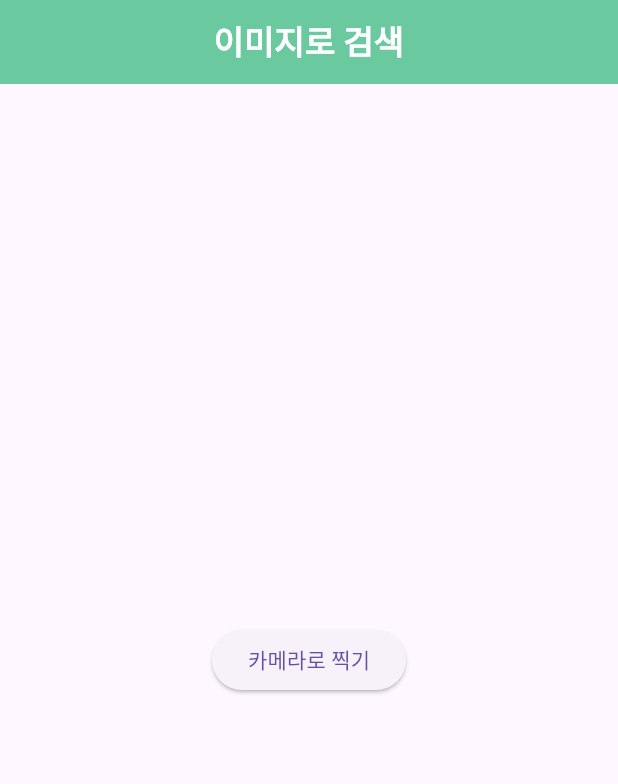
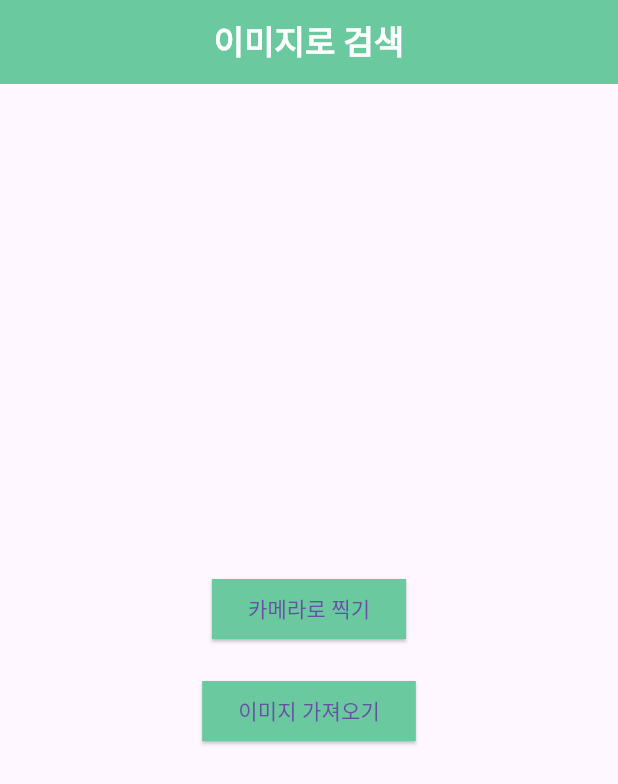
Before and after one commit to junhuihi/yoloTest, a Flutter app: the CameraScreen screen opened directly, after a tap on "카메라로 찍기", on a phone screen of 412 x 824 dp. Shown: the top 784 px of the screen. Run offline on Flutter 3.47's test engine with Material 3 defaults, Android fonts, the phone set to English and light mode, and no system bars; our stand-ins replace carousel_slider, image_picker.

Commit message:
이현수이미지가져오기기능과 이미지인식오류버튼 추가

```diff
--- a/lib/imageSearch/imageSearchPage.dart
+++ b/lib/imageSearch/imageSearchPage.dart
@@ -5,10 +5,22 @@ import 'camera_result.dart';
 class CameraScreen extends StatelessWidget {
   final ImagePicker _picker = ImagePicker();
 
-  @override
   Future<void> _takePicture(BuildContext context) async {
     final XFile? pickedFile =
-        await _picker.pickImage(source: ImageSource.camera);
+    await _picker.pickImage(source: ImageSource.camera);
+    if (pickedFile != null) {
+      Navigator.push(
+        context,
+        MaterialPageRoute(
+          builder: (context) => CameraResultPage(imagePath: pickedFile.path),
+        ),
+      );
+    }
+  }
+
+  Future<void> _pickImage(BuildContext context) async {
+    final XFile? pickedFile =
+    await _picker.pickImage(source: ImageSource.gallery);
     if (pickedFile != null) {
       Navigator.push(
         context,
@@ -31,9 +43,31 @@ class CameraScreen extends StatelessWidget {
         ),
       ),
       body: Center(
-        child: ElevatedButton(
-          onPressed: () => _takePicture(context), // 카메라 열기
-          child: Text('카메라로 찍기'),
+        child: Column(
+          mainAxisAlignment: MainAxisAlignment.center,
+          children: [
+            ElevatedButton(
+              onPressed: () => _takePicture(context), // 카메라 열기
+              child: Text('카메라로 찍기'),
+              style: ElevatedButton.styleFrom(
+                backgroundColor: Color(0xFF6AC99F), // 버튼 배경색 설정
+                shape: RoundedRectangleBorder(
+                  borderRadius: BorderRadius.zero, // 사각형 모양
+                ),
+              ),
+            ),
+            SizedBox(height: 20), // 버튼 사이 간격
+            ElevatedButton(
+              onPressed: () => _pickImage(context), // 이미지 가져오기
+              child: Text('이미지 가져오기'),
+              style: ElevatedButton.styleFrom(
+                backgroundColor: Color(0xFF6AC99F), // 버튼 배경색 설정
+                shape: RoundedRectangleBorder(
+                  borderRadius: BorderRadius.zero, // 사각형 모양
+                ),
+              ),
+            ),
+          ],
         ),
       ),
     );
```
Also changed, not shown: lib/imageSearch/camera_result.dart (+22 -2 lines), pubspec.lock.
